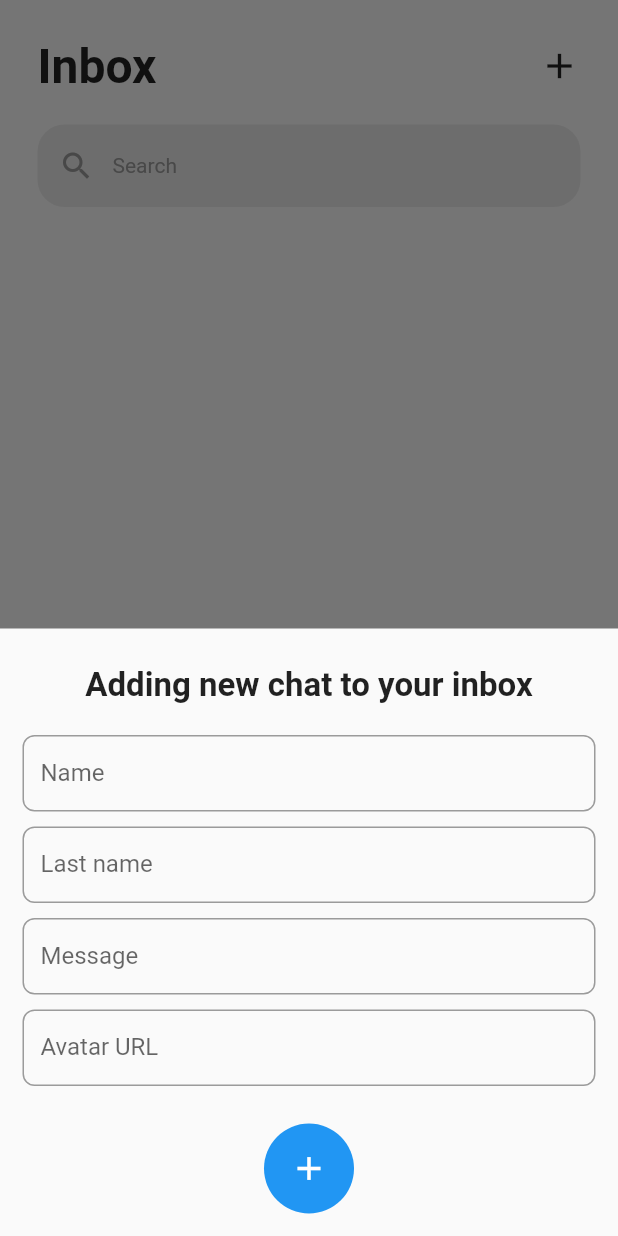
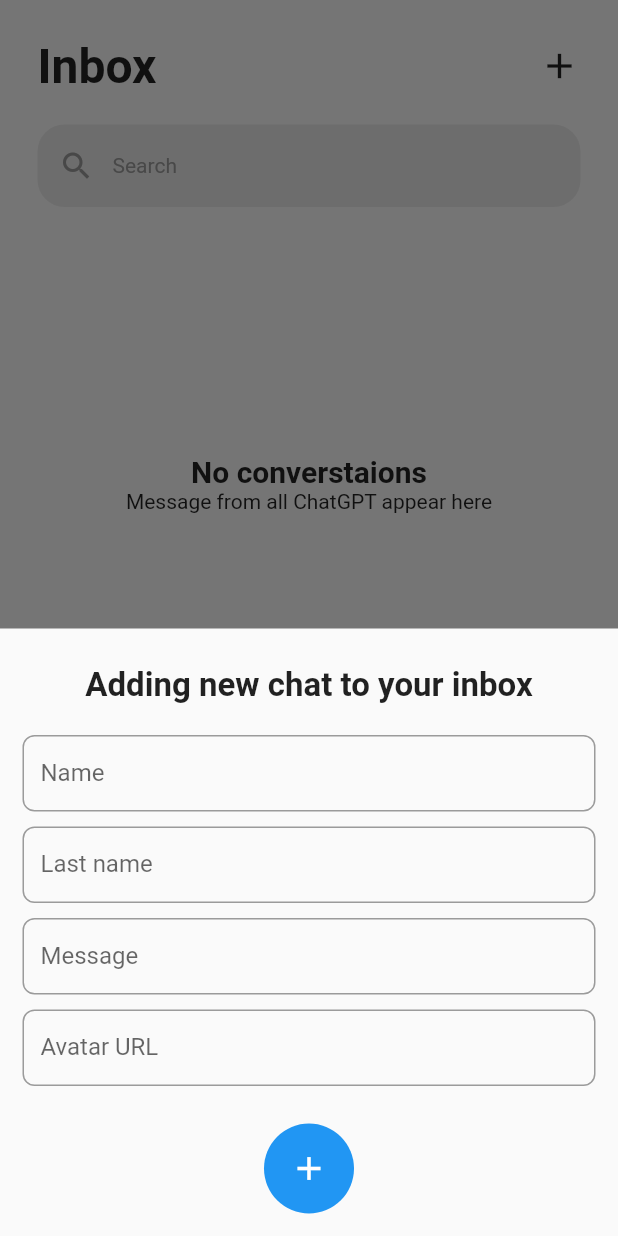
Before and after one commit to BrooitsFeiskJR/Chat-App, a Flutter app: the screen it shows after launch, after a tap on the "add" icon, on a phone screen of 412 x 824 dp. Run offline on Flutter 3.47's test engine with Material 2 defaults, Android fonts, the phone set to English and light mode, and no system bars; our stand-ins replace get.

Commit message:
Screen for empty list

```diff
--- a/lib/app.dart
+++ b/lib/app.dart
@@ -4,6 +4,7 @@ import 'package:chat_app/features/home/routes/app_pages.dart';
 import 'package:flutter/material.dart';
 import 'package:get/get.dart';
 
+// sk-t86H1eh73m5y8EmHPpVxT3BlbkFJva9nsIQOtzsaxQMmLI8
 class ChatApp extends GetView<HomeController> {
   const ChatApp({super.key});
 
--- a/lib/features/home/controller/home_controller.dart
+++ b/lib/features/home/controller/home_controller.dart
@@ -9,8 +9,11 @@ class HomeController extends GetxController {
   TextEditingController lastNameTextEditingController = TextEditingController();
   TextEditingController messageTextEditingController = TextEditingController();
   TextEditingController urlextEditingController = TextEditingController();
+  RxBool _isLoading = true.obs;
   late ChatInfo chat;
   var itemCount = 0.obs;
+
+  RxBool checkIsLoading() => _isLoading;
 
   @override
   void onInit() {
@@ -41,9 +44,12 @@ class HomeController extends GetxController {
   }
 
   removeChat(int index) {
-    Future.delayed(const Duration(milliseconds: 500), () {
-      chats.value.removeAt(index);
-      itemCount.value = chats.value.length;
-    });
+    Future.delayed(
+      const Duration(milliseconds: 500),
+      () {
+        chats.value.removeAt(index);
+        itemCount.value = chats.value.length;
+      },
+    );
   }
 }
--- a/lib/features/home/home_screen.dart
+++ b/lib/features/home/home_screen.dart
@@ -1,4 +1,5 @@
 import 'package:chat_app/features/home/controller/home_controller.dart';
+import 'package:chat_app/features/home/widgets/empty_chat_list_widget.dart';
 
 import 'package:chat_app/features/home/widgets/header_widget.dart';
 import 'package:chat_app/features/home/widgets/list_chats_widget.dart';
@@ -31,7 +32,11 @@ class HomeScreen extends GetView<HomeController> {
                 ],
               ),
             ),
-            const ListChats(),
+            Obx(
+              () => controller.itemCount.value > 0
+                  ? const ListChats()
+                  : const EmptyList(),
+            ),
           ],
         ),
       ),
--- /dev/null
+++ b/lib/features/home/widgets/empty_chat_list_widget.dart
@@ -0,0 +1,25 @@
+import 'package:chat_app/main.dart';
+import 'package:flutter/material.dart';
+
+class EmptyList extends StatelessWidget {
+  const EmptyList({super.key});
+
+  @override
+  Widget build(BuildContext context) {
+    return Padding(
+      padding: const EdgeInsets.symmetric(vertical: 140.0),
+      child: Column(
+        children: const [
+          Text(
+            "No converstaions",
+            style: TextStyle(
+              fontSize: 20,
+              fontWeight: FontWeight.bold,
+            ),
+          ),
+          Text("Message from all ChatGPT appear here"),
+        ],
+      ),
+    );
+  }
+}
```
Also changed, not shown: lib/api/api_key.dart (added), lib/api/fetch_chatGPT_api.dart (added).
